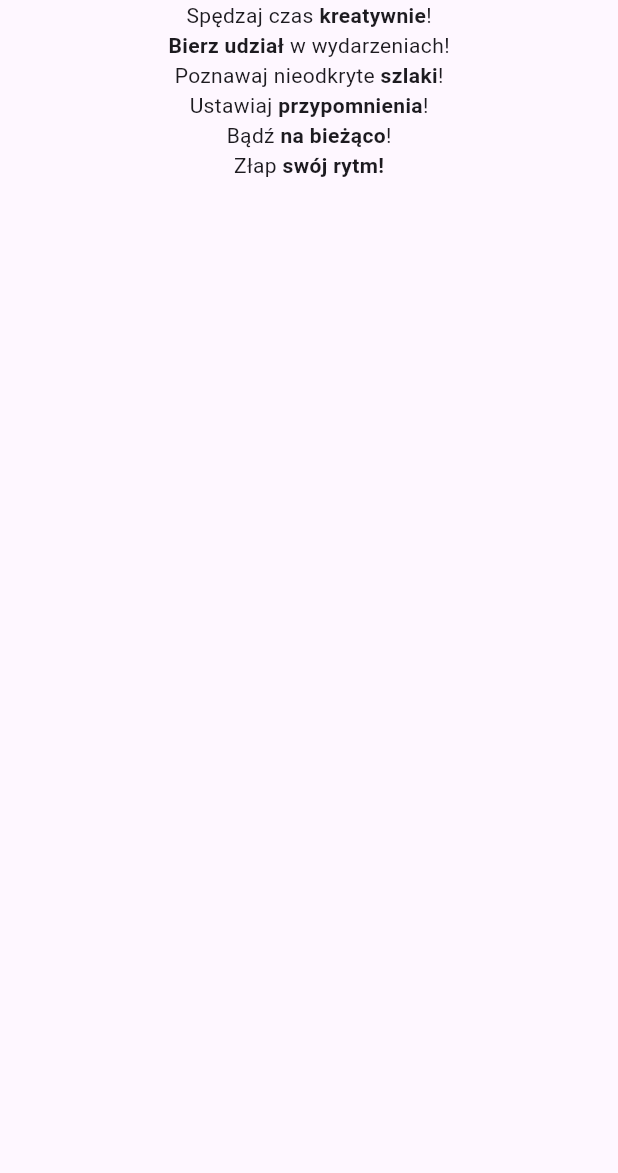
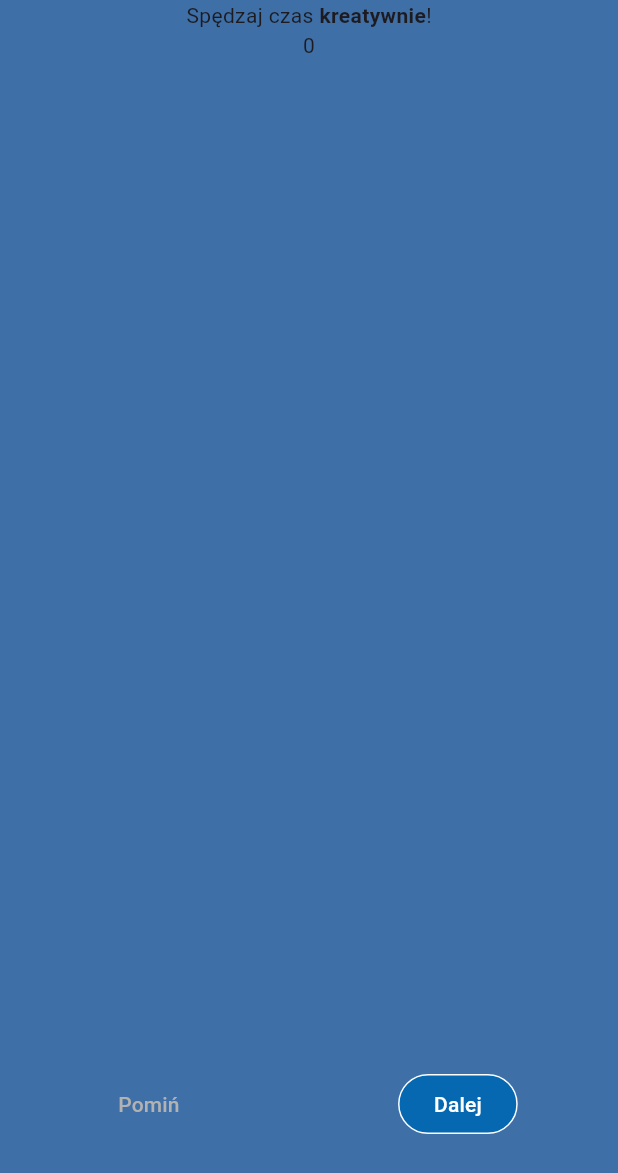
Before and after one commit to mivoligo/onboarding_pro_multi, a Flutter app: the screen it shows after launch, on a phone screen of 412 x 824 dp. Shown: the top 1173 px of the screen. Run offline on Flutter 3.47's test engine with Material 3 defaults, Android fonts, the phone set to English and light mode, and no system bars.

Commit message:
Add basic progression logic

```diff
--- a/lib/main.dart
+++ b/lib/main.dart
@@ -1,4 +1,5 @@
 import 'package:flutter/material.dart';
+import 'package:onboarding_pro_multi/onboarding_page.dart';
 import 'package:onboarding_pro_multi/strings.dart';
 import 'package:onboarding_pro_multi/widgets/fancy_text.dart';
 
@@ -16,8 +17,19 @@
       theme: ThemeData(
         colorScheme: ColorScheme.fromSeed(seedColor: Colors.deepPurple),
         useMaterial3: true,
+        textButtonTheme: const TextButtonThemeData(
+          style: ButtonStyle(
+            foregroundColor: WidgetStatePropertyAll(Color(0xffb2b2b2)),
+          ),
+        ),
+        filledButtonTheme: const FilledButtonThemeData(
+          style: ButtonStyle(
+            backgroundColor: WidgetStatePropertyAll(Color(0xff0568b0)),
+            side: WidgetStatePropertyAll(BorderSide(color: Color(0xffffffff))),
+          ),
+        ),
       ),
-      home: const Home(),
+      home: const OnboardingPage(),
     );
   }
 }
@@ -27,12 +39,12 @@
 
   @override
   Widget build(BuildContext context) {
-    return Scaffold(
+    return const Scaffold(
       body: Center(
         child: Column(
           children: [
             FancyText(text: creativeTime),
-            FancyText(text: joinEvents),
+            FancyText(text: events),
             FancyText(text: newPlaces),
             FancyText(text: reminders),
             FancyText(text: upToDate),
--- /dev/null
+++ b/lib/onboarding_page.dart
@@ -0,0 +1,73 @@
+import 'package:flutter/material.dart';
+import 'package:onboarding_pro_multi/strings.dart';
+import 'package:onboarding_pro_multi/widgets/fancy_text.dart';
+
+class OnboardingPage extends StatefulWidget {
+  const OnboardingPage({super.key});
+
+  @override
+  State<OnboardingPage> createState() => _OnboardingPageState();
+}
+
+class _OnboardingPageState extends State<OnboardingPage> {
+  final steps = [
+    creativeTime,
+    events,
+    newPlaces,
+    reminders,
+    upToDate,
+    rhythm,
+  ];
+  int currentStep = 0;
+
+  @override
+  Widget build(BuildContext context) {
+    return Scaffold(
+      backgroundColor: Color(0xFF3e6fa7),
+      body: Center(
+        child: Column(
+          crossAxisAlignment: CrossAxisAlignment.center,
+          children: [
+            FancyText(text: steps[currentStep]),
+            Expanded(child: Text(currentStep.toString())),
+            if (currentStep < steps.length - 1)
+              Row(
+                mainAxisAlignment: MainAxisAlignment.spaceAround,
+                children: [
+                  TextButton(
+                      onPressed: skipOnboarding, child: Text(buttonSkip)),
+                  FilledButton(
+                    onPressed: toNextStep,
+                    child: Text(buttonForward),
+                  )
+                ],
+              )
+            else
+              FilledButton(onPressed: resetProgress, child: Text(buttonStart)),
+            SizedBox(height: 64),
+          ],
+        ),
+      ),
+    );
+  }
+
+  void toNextStep() {
+    if (currentStep < steps.length - 1) {
+      setState(() {
+        currentStep++;
+      });
+    }
+  }
+
+  void resetProgress() {
+    setState(() {
+      currentStep = 0;
+    });
+  }
+
+  void skipOnboarding() {
+    setState(() {
+      currentStep = steps.length - 1;
+    });
+  }
+}
--- a/lib/strings.dart
+++ b/lib/strings.dart
@@ -1,6 +1,9 @@
 const creativeTime = 'Spędzaj czas <em>kreatywnie</em>!';
-const joinEvents = '<em>Bierz udział</em> w wydarzeniach!';
+const events = '<em>Bierz udział</em> w wydarzeniach!';
 const newPlaces = 'Poznawaj nieodkryte <em>szlaki</em>!';
 const reminders = 'Ustawiaj <em>przypomnienia</em>!';
 const upToDate = 'Bądź <em>na bieżąco</em>!';
 const rhythm = 'Złap <em>swój rytm!</em>';
+const buttonSkip = 'Pomiń';
+const buttonForward = 'Dalej';
+const buttonStart = 'Zaczynamy!';
```
